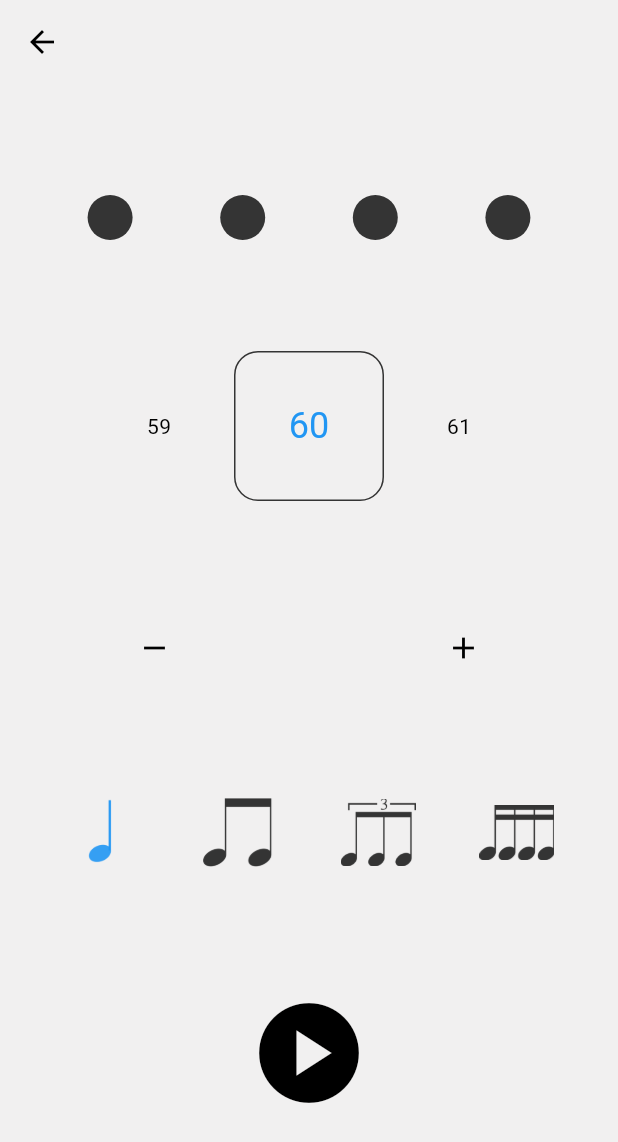
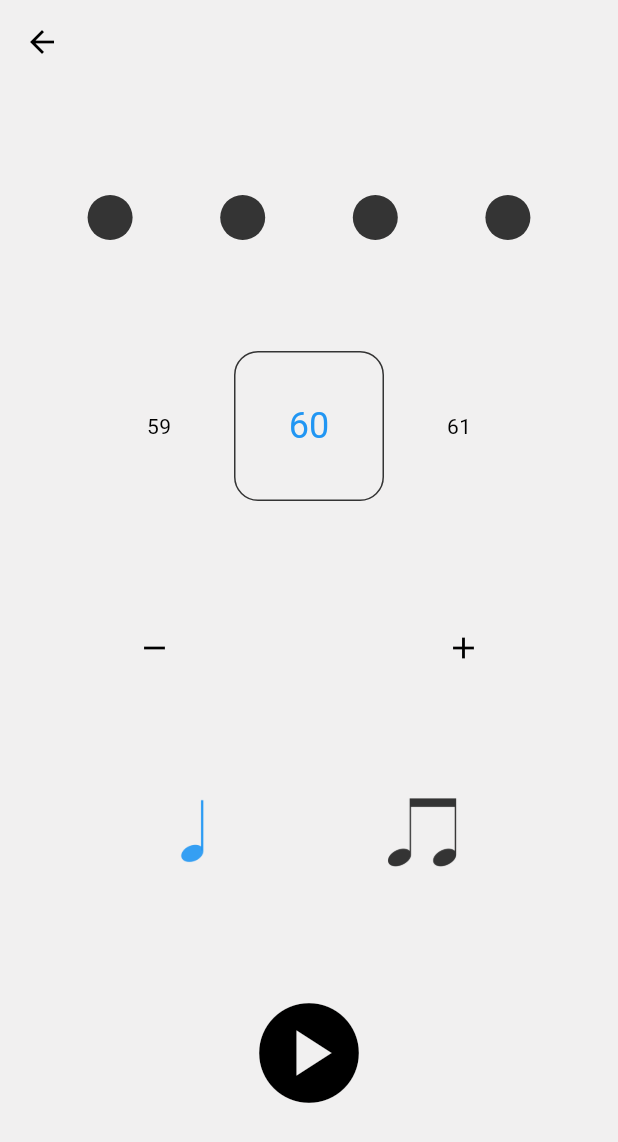
Before and after one commit to w830207/guitar_partner, a Flutter app: the MetronomePage screen opened by its route, on a phone screen of 412 x 824 dp. Shown: the top 1142 px of the screen. Run offline on Flutter 3.47's test engine with Material 3 defaults, Android fonts, the phone set to English and light mode, and no system bars; drawn by our look-alikes of numberpicker; our stand-ins replace card_swiper, freezed_annotation, get; missing offline and left inert: buffered_list_stream, flame_audio, pitch_detector_dart, pitchupdart, record.

Commit message:
feat 減少節拍器數量

```diff
--- a/lib/modules/metronome/logic.dart
+++ b/lib/modules/metronome/logic.dart
@@ -105,8 +105,9 @@ class MetronomeLogic extends GetxController with GetTickerProviderStateMixin {
 enum MeterType {
   single(beats: 1, img: "assets/single.webp"),
   duple(beats: 2, img: "assets/duple.webp"),
-  triple(beats: 3, img: "assets/triple.webp"),
-  quadruple(beats: 4, img: "assets/quadruple.webp");
+  // triple(beats: 3, img: "assets/triple.webp"),
+  // quadruple(beats: 4, img: "assets/quadruple.webp")
+  ;
 
   const MeterType({
     required this.beats,
--- a/pubspec.yaml
+++ b/pubspec.yaml
@@ -1,7 +1,7 @@
 name: guitar_partner
 description: "A new Flutter project."
 publish_to: 'none' # Remove this line if you wish to publish to pub.dev
-version: 1.0.0+1
+version: 1.1.0+4
 
 environment:
   sdk: ^3.5.3
```
